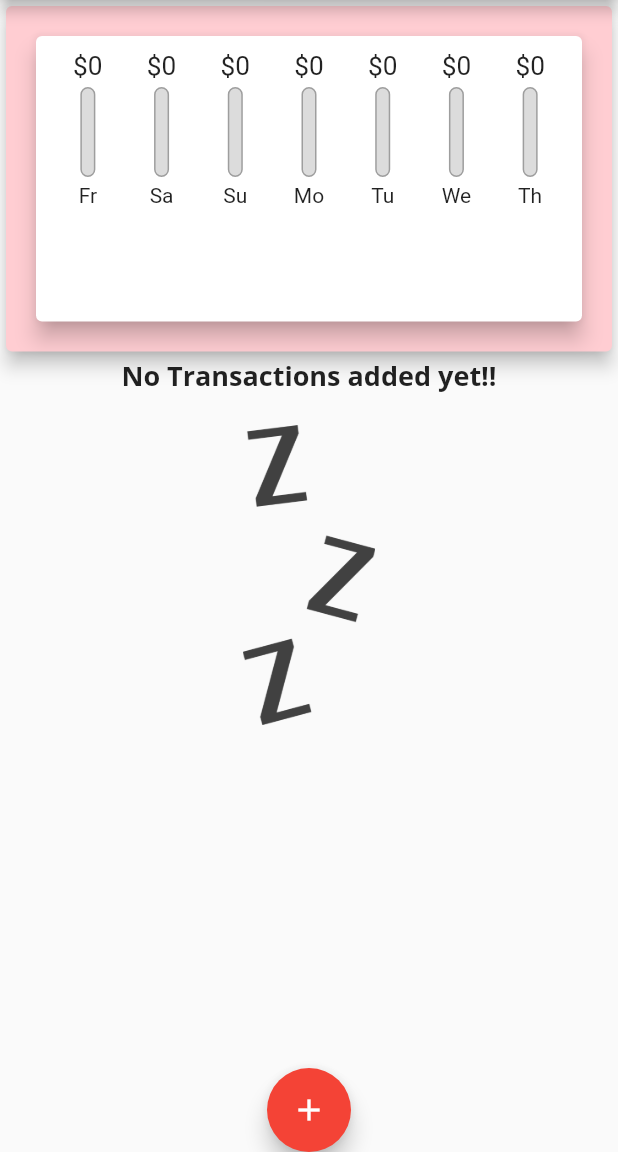
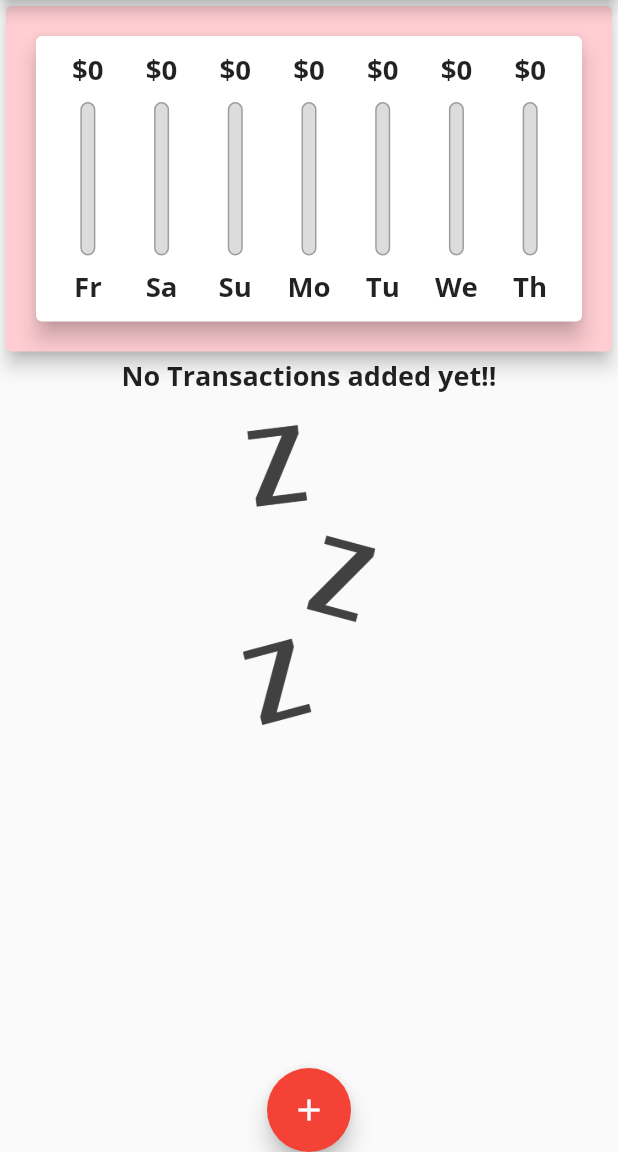
Before and after one commit to byrash/finance_tracker_app, a Flutter app: the screen it shows after launch, on a phone screen of 412 x 824 dp, the part 84-1236 px from its top. Run offline on Flutter 3.47's test engine with Material 2 defaults, Android fonts, the phone set to English and light mode, and no system bars.

Commit message:
Bar based on responsive ness

```diff
--- a/lib/widgets/chart_bar.dart
+++ b/lib/widgets/chart_bar.dart
@@ -9,17 +9,22 @@ class ChartBar extends StatelessWidget {
 
   @override
   Widget build(BuildContext context) {
+    return LayoutBuilder(
+      builder: (context, constraints) {
         return Column(
           children: [
             Container(
-            height: 20,
-            child:
-                FittedBox(child: Text("\$${spendingAmt.toStringAsFixed(0)}"))),
+                height: constraints.maxHeight * 0.15,
+                child: FittedBox(
+                    child: Text(
+                  "\$${spendingAmt.toStringAsFixed(0)}",
+                  style: Theme.of(context).textTheme.headline6,
+                ))),
             SizedBox(
-          height: 4,
+              height: constraints.maxHeight * 0.05,
             ),
             Container(
-          height: 60,
+              height: constraints.maxHeight * 0.6,
               width: 10,
               child: Stack(
                 children: [
@@ -40,10 +45,18 @@ class ChartBar extends StatelessWidget {
               ),
             ),
             SizedBox(
-          height: 4,
+              height: constraints.maxHeight * 0.05,
             ),
-        Text(label)
+            Container(
+                height: constraints.maxHeight * 0.15,
+                child: FittedBox(
+                    child: Text(
+                  label,
+                  style: Theme.of(context).textTheme.headline6,
+                )))
           ],
+        );
+      },
     );
   }
 }
```
Lines whose indentation alone changed are shown as unchanged.
